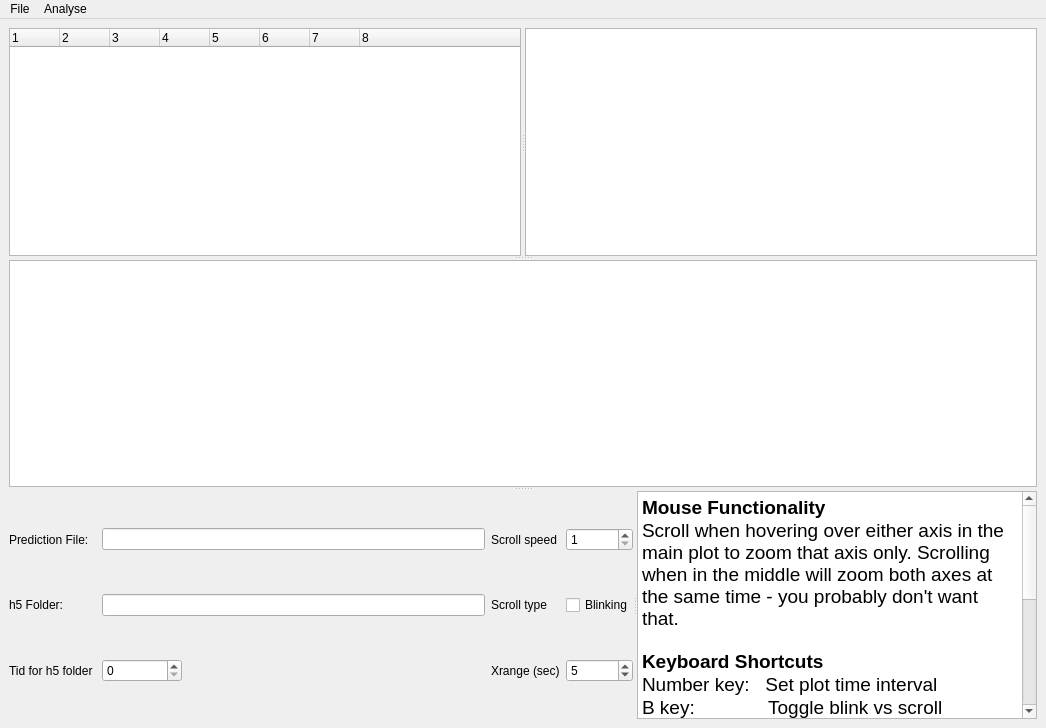
jcornford/pyecog, file pyecog/visualisation/check_preds_design_v2.ui: the form before one commit.
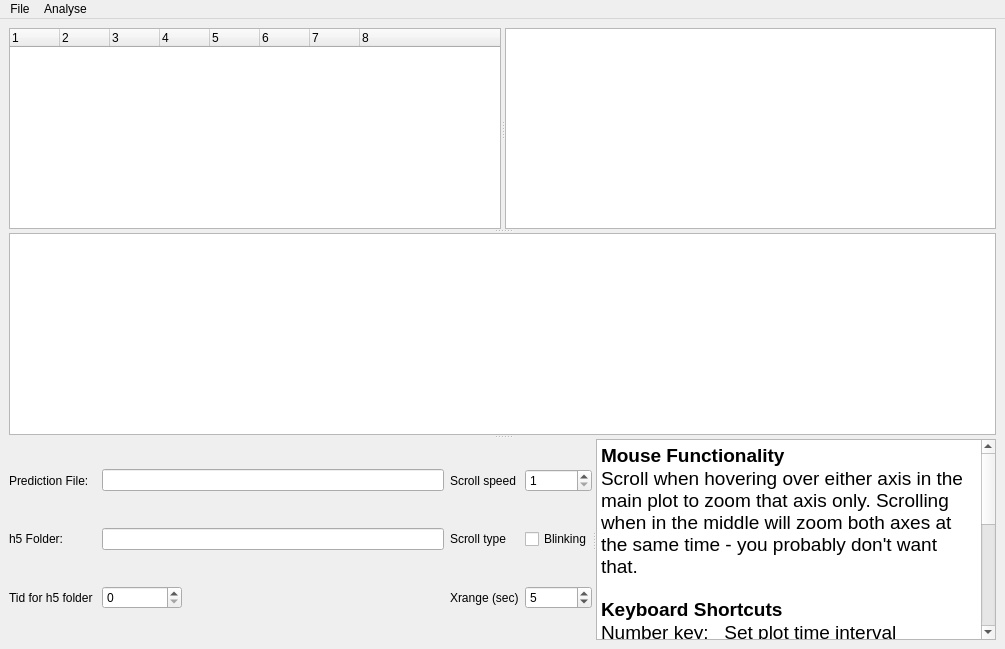
The form after the commit. Custom widgets are drawn as their Qt base class.

Commit message: - implementing substates window

```diff
--- a/pyecog/visualisation/check_preds_design_v2.ui
+++ b/pyecog/visualisation/check_preds_design_v2.ui
@@ -6,8 +6,8 @@
    <rect>
     <x>0</x>
     <y>0</y>
-    <width>1046</width>
-    <height>728</height>
+    <width>1005</width>
+    <height>649</height>
    </rect>
   </property>
   <property name="windowTitle">
@@ -327,7 +327,7 @@
     <rect>
      <x>0</x>
      <y>0</y>
-     <width>1046</width>
+     <width>1005</width>
      <height>22</height>
     </rect>
    </property>
```
Left out of the diff: 12 changed lines with no effect on the pictures. The commit also changes 2 other files.
